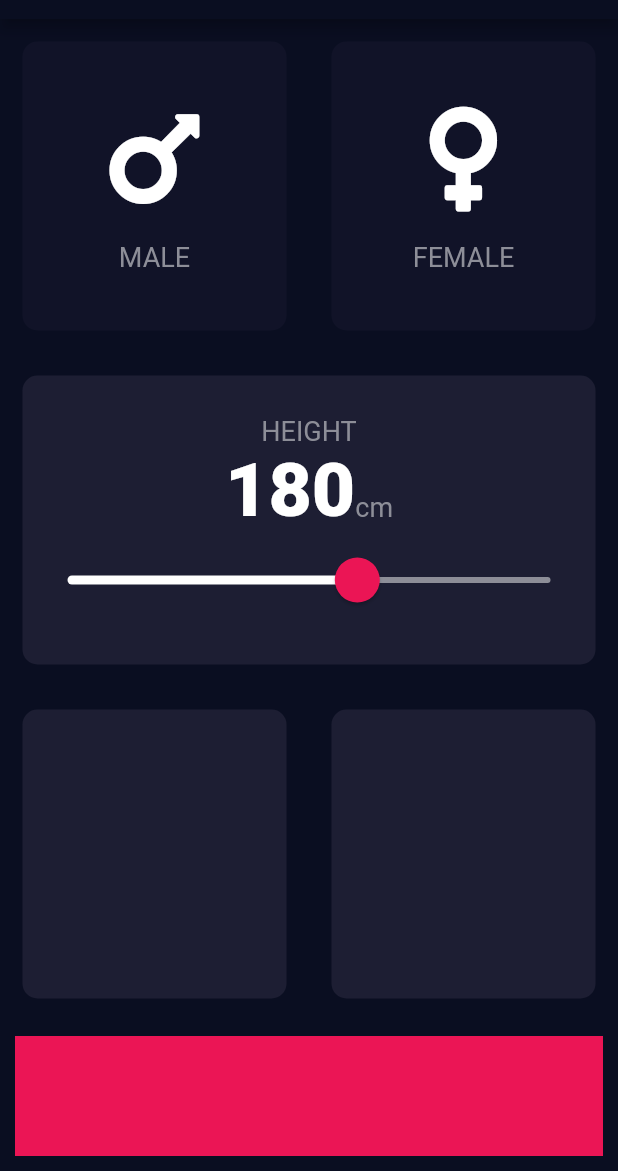
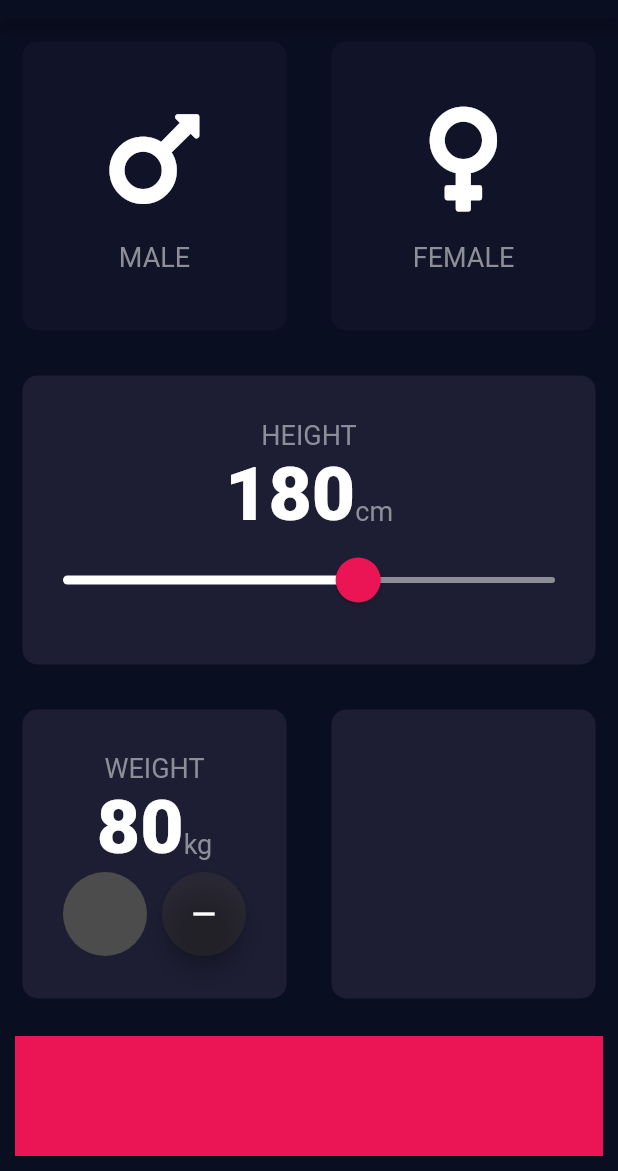
Before and after one commit to Yoonwoojae/bmi_calculator, a Flutter app: the screen it shows after launch, on a phone screen of 412 x 824 dp, the part 65-1236 px from its top. Run offline on Flutter 3.47's test engine with Material 2 defaults, Android fonts, the phone set to English and light mode, and no system bars; our stand-ins replace font_awesome_flutter.

Commit message:
하단 왼쪽영역 작업

```diff
--- a/lib/input_page.dart
+++ b/lib/input_page.dart
@@ -17,6 +17,8 @@ class InputPage extends StatefulWidget {
 class _InputPageState extends State<InputPage> {
   Gender selectedGender;
   int height = 180;
+  int weight = 80;
+  int age = 30;
 
   @override
   Widget build(BuildContext context) {
@@ -101,7 +103,7 @@ class _InputPageState extends State<InputPage> {
                       thumbShape:
                           RoundSliderThumbShape(enabledThumbRadius: 15.0),
                       overlayShape:
-                          RoundSliderOverlayShape(overlayRadius: 30.0),
+                          RoundSliderOverlayShape(overlayRadius: 27.0),
                     ),
                     child: Slider(
                       value: height.toDouble(),
@@ -122,10 +124,59 @@ class _InputPageState extends State<InputPage> {
             child: Row(
               children: <Widget>[
                 Expanded(
-                  child: ReusableCard(color: activeCardColor),
+                  child: ReusableCard(
+                    color: activeCardColor,
+                    cardChild: Column(
+                      mainAxisAlignment: MainAxisAlignment.center,
+                      children: <Widget>[
+                        Text(
+                          'WEIGHT',
+                          style: labelTextStyle,
+                        ),
+                        Row(
+                          mainAxisAlignment: MainAxisAlignment.center,
+                          crossAxisAlignment: CrossAxisAlignment.baseline,
+                          textBaseline: TextBaseline.alphabetic,
+                          children: <Widget>[
+                            Text(
+                              weight.toString(),
+                              style: kNumberTextStyle,
+                            ),
+                            Text(
+                              'kg',
+                              style: labelTextStyle,
+                            )
+                          ],
+                        ),
+                        Row(
+                          mainAxisAlignment: MainAxisAlignment.center,
+                          children: <Widget>[
+                            RoundIconButton(),
+                            SizedBox(
+                              width: 10.0,
+                            ),
+                            FloatingActionButton(
+                              backgroundColor: Color(0xFF4CF5E),
+                              child: Icon(
+                                Icons.remove,
+                                color: Colors.white,
+                              ),
+                              onPressed: () {
+                                setState(() {
+                                  weight--;
+                                });
+                              },
+                            ),
+                          ],
+                        )
+                      ],
+                    ),
+                  ),
                 ),
                 Expanded(
-                  child: ReusableCard(color: activeCardColor),
+                  child: ReusableCard(
+                    color: activeCardColor,
+                  ),
                 ),
               ],
             ),
@@ -141,3 +192,17 @@ class _InputPageState extends State<InputPage> {
     );
   }
 }
+
+class RoundIconButton extends StatelessWidget {
+  @override
+  Widget build(BuildContext context) {
+    return RawMaterialButton(
+      constraints: BoxConstraints.tightFor(
+        width: 56,
+        height: 56,
+      ),
+      shape: CircleBorder(),
+      fillColor: Color(0xFF4C4C4C),
+    );
+  }
+}
```
